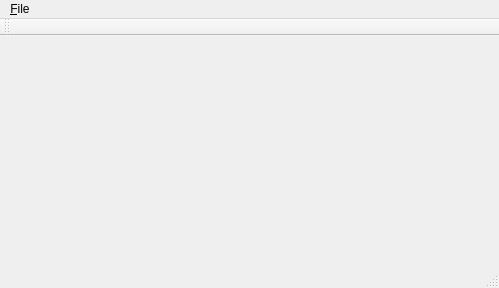
Old version of the form libs/ItemEditor/src/Mdt/ItemEditor/StandardWindow.ui in the repository scandyna/multidiagtools.
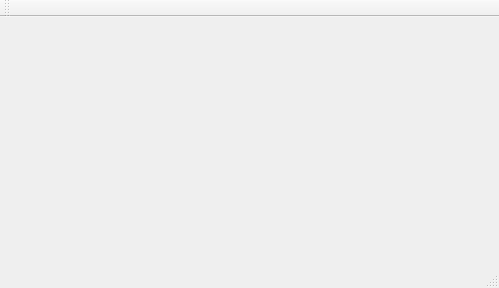
New version of the form.

```diff
--- a/libs/ItemEditor/src/Mdt/ItemEditor/StandardWindow.ui
+++ b/libs/ItemEditor/src/Mdt/ItemEditor/StandardWindow.ui
@@ -14,22 +14,6 @@
    <string>MainWindow</string>
   </property>
   <widget class="QWidget" name="centralwidget"/>
-  <widget class="QMenuBar" name="mnuMain">
-   <property name="geometry">
-    <rect>
-     <x>0</x>
-     <y>0</y>
-     <width>499</width>
-     <height>30</height>
-    </rect>
-   </property>
-   <widget class="QMenu" name="mnuMainFile">
-    <property name="title">
-     <string>&amp;File</string>
-    </property>
-   </widget>
-   <addaction name="mnuMainFile"/>
-  </widget>
   <widget class="QStatusBar" name="statusbar"/>
   <widget class="QToolBar" name="tlbMain">
    <property name="windowTitle">
```
